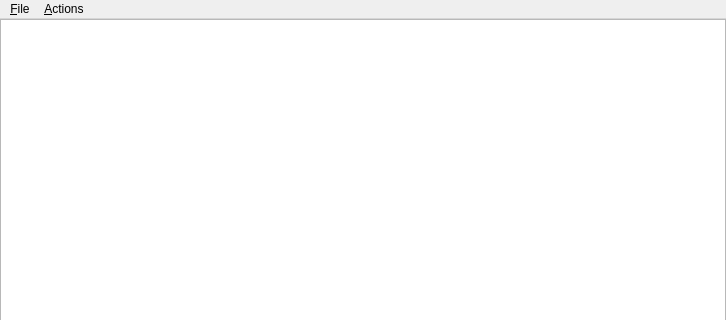
Above: mainwindow.ui from cfforiguar/Qt-KIVA-4 before the change; both pictures show x 0 to 726 and y 0 to 320 of the 726 by 593 pixel window. Below: the same form after it.
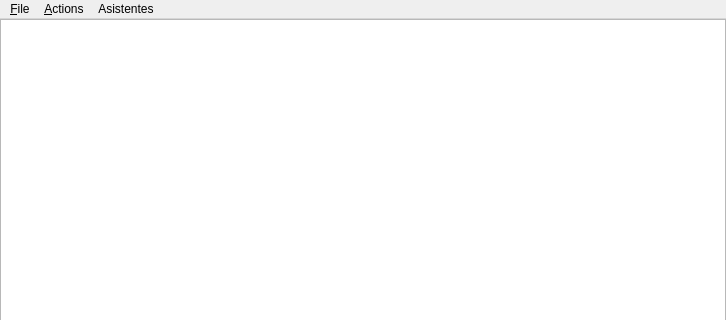
That is the form after the change.

Diff of the .ui file:
```diff
--- a/mainwindow.ui
+++ b/mainwindow.ui
@@ -82,8 +82,15 @@
     <addaction name="separator"/>
     <addaction name="insertChildAction"/>
    </widget>
+   <widget class="QMenu" name="menuAsistente">
+    <property name="title">
+     <string>Asistentes</string>
+    </property>
+    <addaction name="addMechAction"/>
+   </widget>
    <addaction name="fileMenu"/>
    <addaction name="actionsMenu"/>
+   <addaction name="menuAsistente"/>
   </widget>
   <widget class="QStatusBar" name="statusbar"/>
   <action name="exitAction">
```
Left out of the diff: 5 changed lines with no effect on the pictures.
